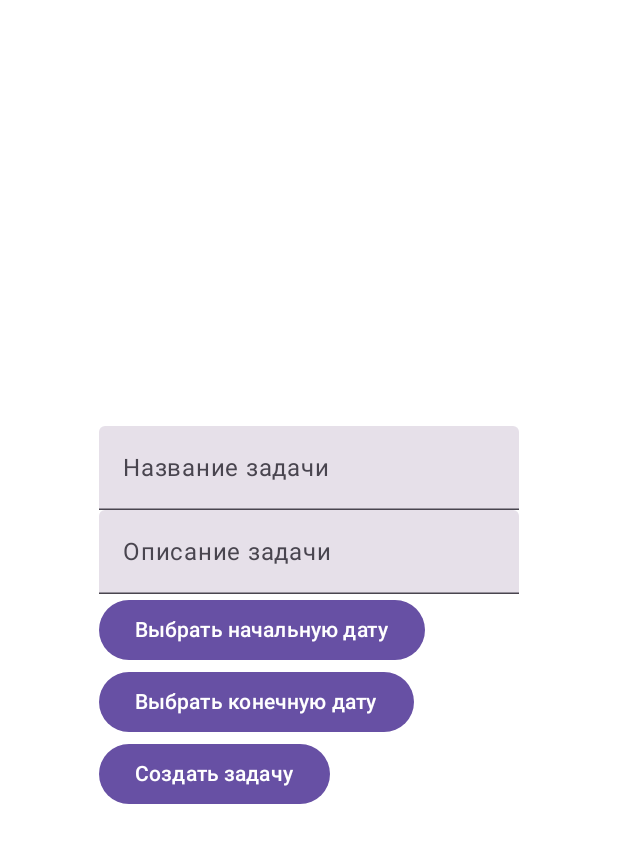
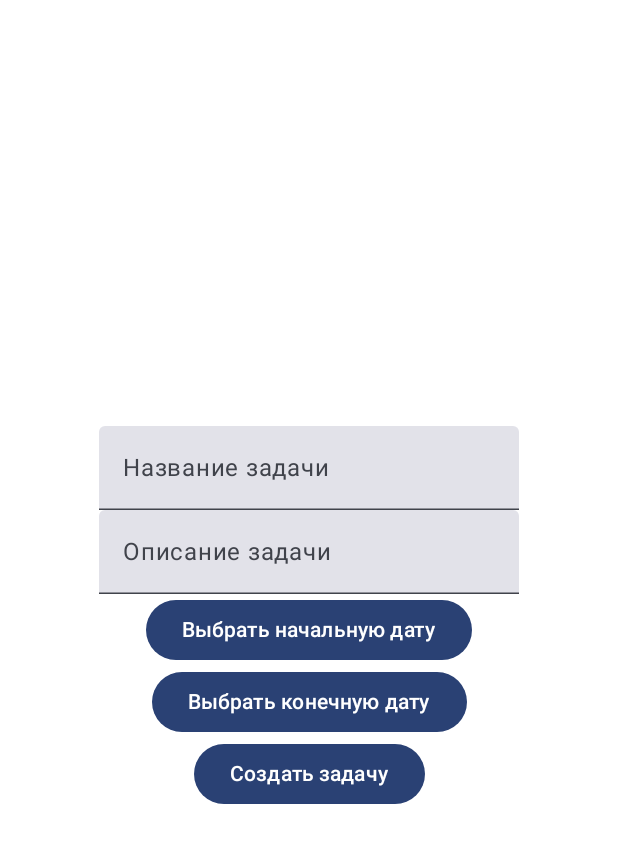
Before and after one commit to infeRnice/DiaryOfJane, an Android app built with Jetpack Compose: the TaskCreationFragment screen opened through its navigation route, after a tap on "ВЫБЕРИТЕ ДАТУ", on a phone screen of 412 x 824 dp. Shown: the top 843 px of the screen. Run offline under Robolectric (Android 15) with nearby library versions, the phone set to English and light mode, and no system bars; our stand-ins replace Dagger/Hilt's generated code, Room's generated code.

Commit message:
Pet Diary p3.55

```diff
--- a/app/src/main/java/com/diary/ui/adapters/DiaryAdapter.kt
+++ b/app/src/main/java/com/diary/ui/adapters/DiaryAdapter.kt
@@ -1,5 +1,6 @@
 package com.diary.ui.adapters
 
+import android.util.Log
 import android.view.LayoutInflater
 import android.view.ViewGroup
 import androidx.recyclerview.widget.DiffUtil
@@ -30,5 +31,6 @@ class DiaryAdapter() : RecyclerView.Adapter<DiaryViewHolder>() {
 
         items = newItems
         diffResult.dispatchUpdatesTo(this)
+        Log.d("RecyclerView", "Items updated in RecyclerView")
     }
 }
--- a/app/src/main/java/com/diary/ui/compose_components/TaskCreationScreen.kt
+++ b/app/src/main/java/com/diary/ui/compose_components/TaskCreationScreen.kt
@@ -1,10 +1,6 @@
 package com.diary.ui.compose_components
 
-import android.app.Activity
 import android.app.DatePickerDialog
-import androidx.activity.compose.rememberLauncherForActivityResult
-import androidx.activity.result.ActivityResult
-import androidx.activity.result.contract.ActivityResultContracts
 import androidx.compose.foundation.background
 import androidx.compose.foundation.layout.Column
 import androidx.compose.foundation.layout.fillMaxSize
@@ -69,7 +65,8 @@ fun TaskCreationScreen(onTaskCreated: (Task) -> Unit) {
         modifier = Modifier
             .fillMaxSize()
             .background(Color.White)
-            .wrapContentSize(Alignment.Center)
+            .wrapContentSize(Alignment.Center),
+        horizontalAlignment = Alignment.CenterHorizontally
     ) {
         TextField(
             value = taskName,
--- a/app/src/main/java/com/diary/ui/fragments/MainScreenFragment.kt
+++ b/app/src/main/java/com/diary/ui/fragments/MainScreenFragment.kt
@@ -1,6 +1,7 @@
 package com.diary.ui.fragments
 
 import android.os.Bundle
+import android.util.Log
 import android.view.LayoutInflater
 import android.view.View
 import android.view.ViewGroup
@@ -20,6 +21,8 @@ import javax.inject.Inject
 
 
 class MainScreenFragment: Fragment() {
+
+    private var calendarDisplayCount = 0
 
     private var _binding: MainScreenFragmentBinding? = null
     private val binding get() = _binding!!
@@ -50,11 +53,15 @@ class MainScreenFragment: Fragment() {
 
         binding.btnDatePicker.setOnClickListener {
             viewModel.toggleCalendarVisibility()
+            Log.d("Button", "Date Picker Button Clicked")
         }
 
         viewLifecycleOwner.lifecycleScope.launch {
             viewModel.calendarVisibility.collect { isVisible ->
+                calendarDisplayCount++
+                Log.d("CalendarCount", "Calendar display count: $calendarDisplayCount")
                 binding.calendarView.visibility = if (isVisible) View.VISIBLE else View.GONE
+                Log.d("Fragment", "Calendar visibility set to: $isVisible")
             }
         }
 
@@ -63,6 +70,7 @@ class MainScreenFragment: Fragment() {
                 set(year, month, dayOfMonth)
             }.time
             viewModel.loadTasksForDate(date)
+            Log.d("loadTasksForDate", "Tried to load tasks for date: $date")
         }
 
         viewLifecycleOwner.lifecycleScope.launch {
--- a/app/src/main/java/com/diary/ui/fragments/TaskCreationFragment.kt
+++ b/app/src/main/java/com/diary/ui/fragments/TaskCreationFragment.kt
@@ -1,15 +1,18 @@
 package com.diary.ui.fragments
 
+import android.content.res.Resources
 import android.os.Bundle
 import android.view.LayoutInflater
 import android.view.View
 import android.view.ViewGroup
+import androidx.compose.material3.MaterialTheme
 import androidx.compose.ui.platform.ComposeView
 import androidx.fragment.app.Fragment
 import androidx.lifecycle.ViewModelProvider
 import androidx.navigation.fragment.findNavController
 import com.diary.app.DiaryApp
 import com.diary.ui.compose_components.TaskCreationScreen
+import com.diary.ui.theme.DiaryOfJaneTheme
 import com.diary.ui.viewmodels.MainViewModel
 import javax.inject.Inject
 
@@ -23,16 +26,20 @@ class TaskCreationFragment : Fragment() {
         container: ViewGroup?,
         savedInstanceState: Bundle?
     ): View {
-        (requireActivity().application as DiaryApp).diaryAppComponent.injectToTaskCreationFragment(this)
+        (requireActivity().application as DiaryApp).diaryAppComponent.injectToTaskCreationFragment(
+            this
+        )
         viewModel = ViewModelProvider(this, viewModelFactory).get(MainViewModel::class.java)
 
         // setContent для Jetpack Compose
         return ComposeView(requireContext()).apply {
             setContent {
-                TaskCreationScreen(onTaskCreated = { task ->
-                    viewModel.createTask(task)
-                    findNavController().popBackStack() // Возвращение назад после создания задачи
-                })
+                DiaryOfJaneTheme{
+                    TaskCreationScreen(onTaskCreated = { task ->
+                        viewModel.createTask(task)
+                        findNavController().popBackStack() // Возвращение назад после создания задачи
+                    })
+                }
             }
         }
     }
--- a/app/src/main/java/com/diary/ui/viewmodels/MainViewModel.kt
+++ b/app/src/main/java/com/diary/ui/viewmodels/MainViewModel.kt
@@ -1,5 +1,6 @@
 package com.diary.ui.viewmodels
 
+import android.util.Log
 import androidx.lifecycle.ViewModel
 import androidx.lifecycle.viewModelScope
 import com.diary.domain.models.Task
@@ -17,7 +18,7 @@ class MainViewModel @Inject constructor(
     private val _tasks = MutableStateFlow<List<Task>>(emptyList())
     val tasks: StateFlow<List<Task>> = _tasks
 
-    private val _calendarVisibility = MutableStateFlow(true)
+    private val _calendarVisibility = MutableStateFlow(false)
     val calendarVisibility: StateFlow<Boolean> = _calendarVisibility.asStateFlow()
 
     init {
@@ -40,5 +41,6 @@ class MainViewModel @Inject constructor(
 
     fun toggleCalendarVisibility() {
         _calendarVisibility.value = !_calendarVisibility.value
+        Log.d("ViewModel", "Calendar visibility toggled: ${_calendarVisibility.value}")
     }
 }
--- a/app/src/main/res/layout/main_screen_fragment.xml
+++ b/app/src/main/res/layout/main_screen_fragment.xml
@@ -20,7 +20,7 @@
         android:id="@+id/calendarView"
         android:layout_width="0dp"
         android:layout_height="wrap_content"
-        android:visibility="visible"
+        android:visibility="gone"
         app:layout_constraintEnd_toEndOf="parent"
         app:layout_constraintStart_toStartOf="parent"
         app:layout_constraintTop_toBottomOf="@id/btnDatePicker" />
```
Also changed, not shown: app/src/main/res/layout/calendar_view.xml (deleted, +0 -15 lines).
